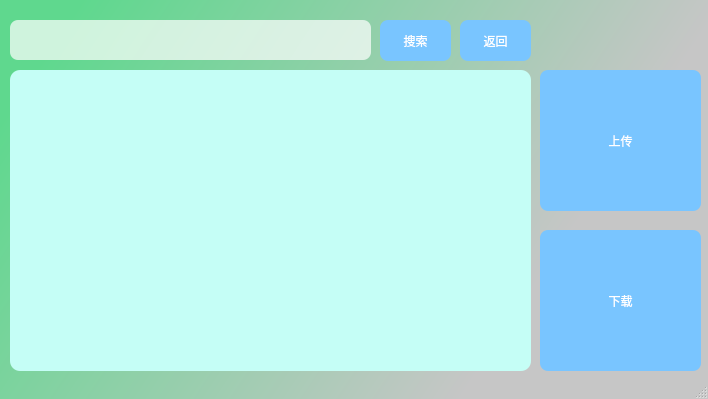
Before: the Qt Designer form CloudSys_Qt/icondisplayerwidget.ui in songzhj/CloudSys, drawn with Qt 5.
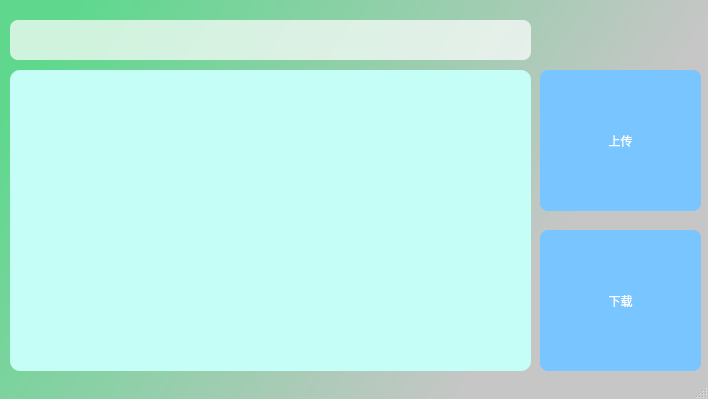
After: the same form once the commit is applied. Icons and pictures are not drawn.

Commit message: 去掉了搜索和返回按钮

```diff
--- a/CloudSys_Qt/icondisplayerwidget.ui
+++ b/CloudSys_Qt/icondisplayerwidget.ui
@@ -128,7 +128,7 @@
      <rect>
       <x>10</x>
       <y>20</y>
-      <width>361</width>
+      <width>521</width>
       <height>40</height>
      </rect>
     </property>
@@ -146,67 +146,6 @@
      <string/>
     </property>
    </widget>
-   <widget class="QPushButton" name="searchButton">
-    <property name="geometry">
-     <rect>
-      <x>380</x>
-      <y>20</y>
-      <width>71</width>
-      <height>41</height>
-     </rect>
-    </property>
-    <property name="styleSheet">
-     <string notr="true">QPushButton{
-border-width:2px;
-border-radius:8px;
-border-color:rgba(119, 196, 255);
-background:rgb(121, 197, 255);
-color:rgb(255, 255, 255);
-}
-QPushButton::hover{
-border-width:2px;
-border-radius:8px;
-border-color:rgba(119, 196, 255);
-background:rgba(170, 255, 127,0.93);
-color:rgb(255, 255, 255);
-}</string>
-    </property>
-    <property name="text">
-     <string>搜索</string>
-    </property>
-   </widget>
-   <widget class="QPushButton" name="backButton">
-    <property name="geometry">
-     <rect>
-      <x>460</x>
-      <y>20</y>
-      <width>71</width>
-      <height>41</height>
-     </rect>
-    </property>
-    <property name="focusPolicy">
-     <enum>Qt::ClickFocus</enum>
-    </property>
-    <property name="styleSheet">
-     <string notr="true">QPushButton{
-border-width:2px;
-border-radius:8px;
-border-color:rgba(119, 196, 255);
-background:rgb(121, 197, 255);
-color:rgb(255, 255, 255);
-}
-QPushButton::hover{
-border-width:2px;
-border-radius:8px;
-border-color:rgba(119, 196, 255);
-background:rgba(170, 255, 127,0.93);
-color:rgb(255, 255, 255);
-}</string>
-    </property>
-    <property name="text">
-     <string>返回</string>
-    </property>
-   </widget>
    <widget class="QLabel" name="label">
     <property name="geometry">
      <rect>
```
The commit also changes 6 other files.
